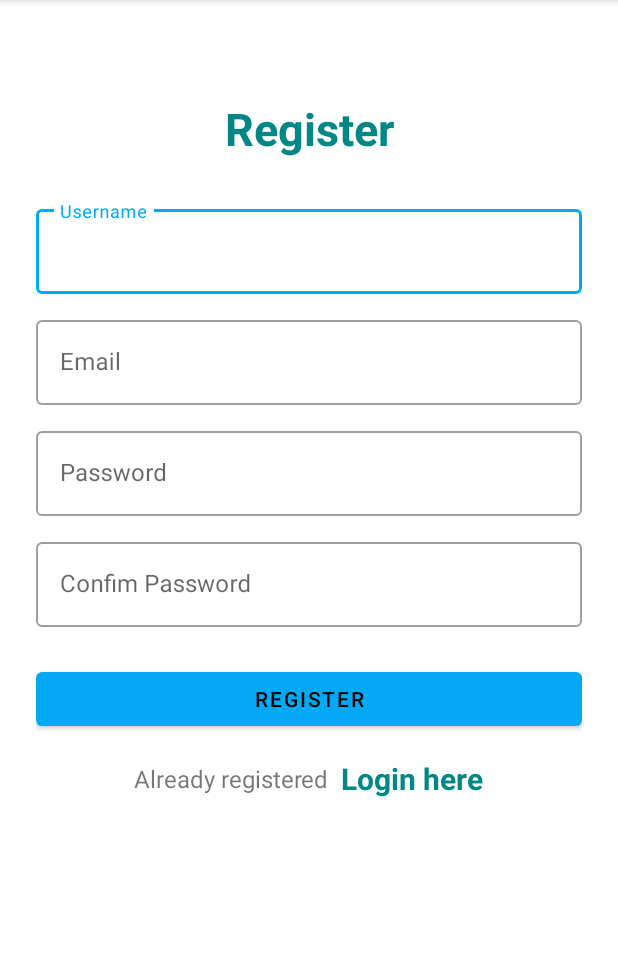
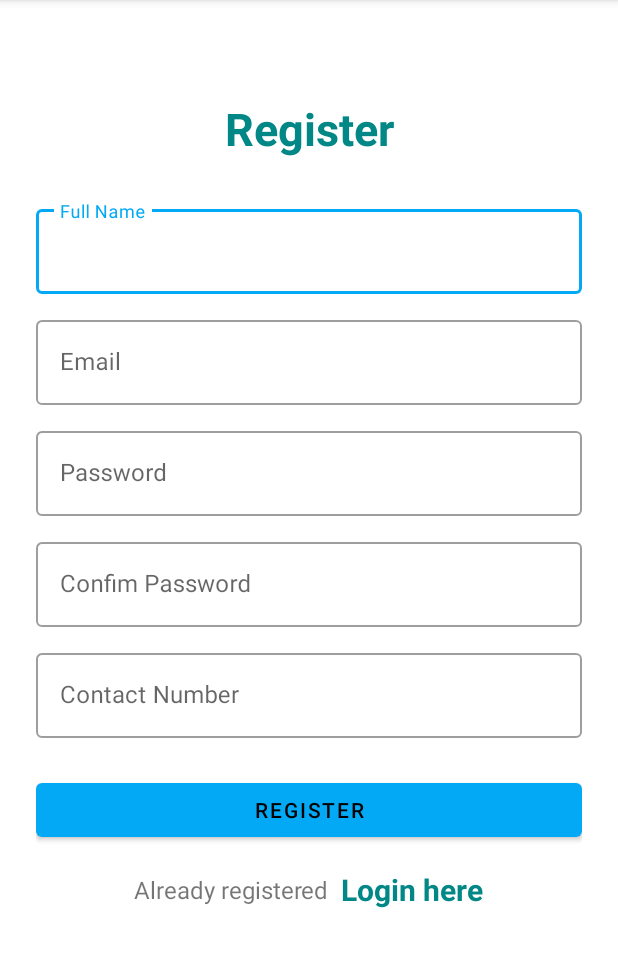
Before and after one commit to RameshNarayanGaire2430/SmartParking, an Android app: the RegisterActivity screen opened directly, with no data from a screen before it, on a phone screen of 412 x 824 dp, the part 84-1051 px from its top. Run offline under Robolectric (Android 15) with nearby library versions, the phone set to English and light mode, and no system bars; our stand-ins replace Firebase (no records; nobody signed in at launch, a user with empty details on screens opened directly).

Commit message:
Contact Number added in the register activity

```diff
--- a/Smartparking/src/main/java/ca/friends/and/co/it/smartparking/RegisterActivity.java
+++ b/Smartparking/src/main/java/ca/friends/and/co/it/smartparking/RegisterActivity.java
@@ -31,6 +31,7 @@
 import java.util.regex.Pattern;
 
 public class RegisterActivity extends AppCompatActivity {
+
 
     TextInputEditText etRegEmail;
     TextInputEditText etRegPassword;
--- a/Smartparking/src/main/res/layout/activity_register.xml
+++ b/Smartparking/src/main/res/layout/activity_register.xml
@@ -44,7 +44,7 @@
                 android:id="@+id/etRegUsername"
                 android:layout_width="match_parent"
                 android:layout_height="wrap_content"
-                android:hint="@string/username"
+                android:hint="@string/full_name"
                 android:inputType="textEmailAddress"/>
         </com.google.android.material.textfield.TextInputLayout>
 
@@ -92,6 +92,21 @@
                 android:inputType="textPassword"/>
 
         </com.google.android.material.textfield.TextInputLayout>
+
+        <com.google.android.material.textfield.TextInputLayout
+            android:layout_width="match_parent"
+            style="@style/Widget.MaterialComponents.TextInputLayout.OutlinedBox"
+            android:layout_height="wrap_content"
+            android:layout_marginTop="12dp">
+        <com.google.android.material.textfield.TextInputEditText
+            android:id="@+id/etRegPhoneNumber"
+            android:layout_width="match_parent"
+            android:layout_height="wrap_content"
+            android:hint="@string/contact_number"
+            android:maxLength="10"
+            android:inputType="textPhonetic"/>
+
+    </com.google.android.material.textfield.TextInputLayout>
         <com.google.android.material.button.MaterialButton
             android:id="@+id/btnRegister"
             android:layout_width="match_parent"
```
